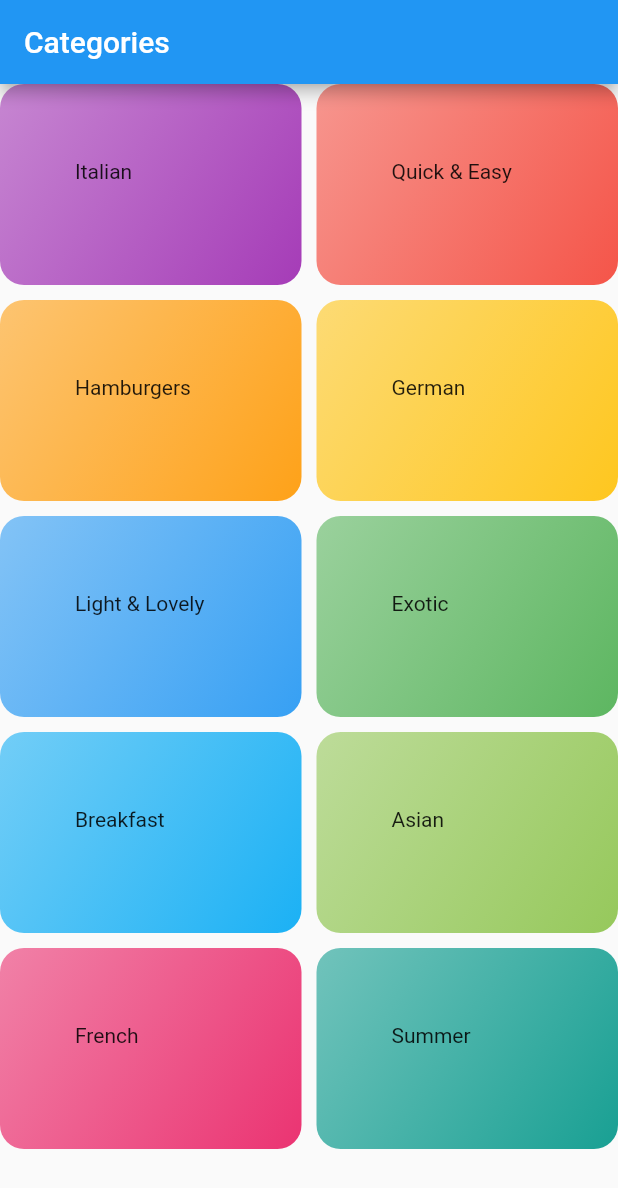
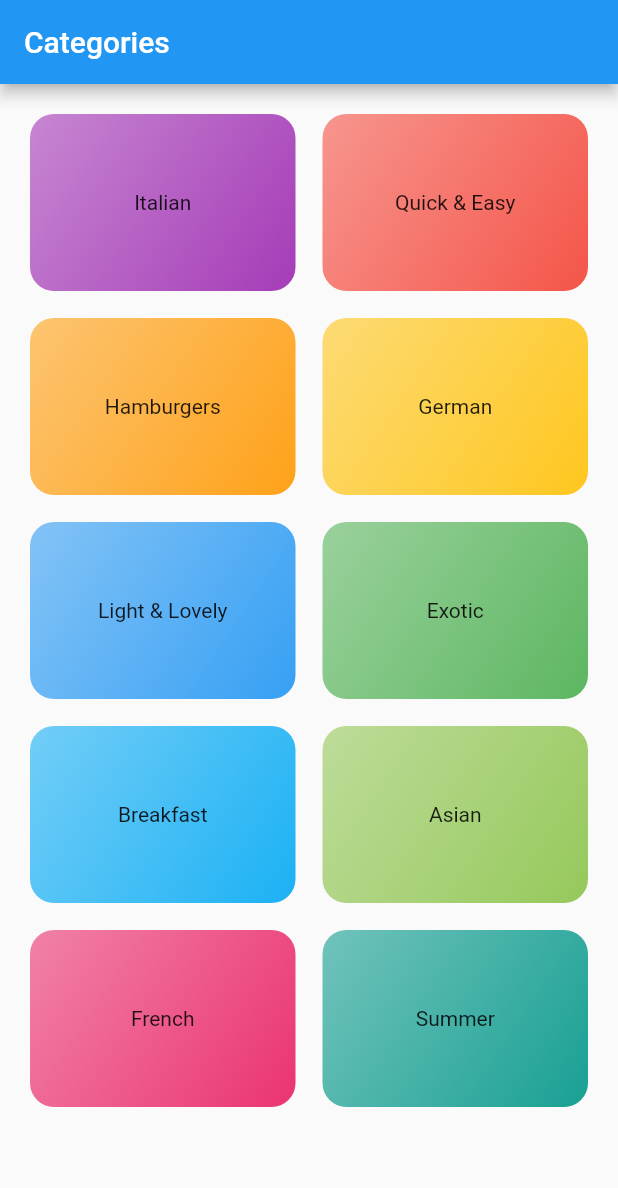
Before and after one commit to RattiRao/Flutter_Meals_App, a Flutter app: the screen it shows after launch, on a phone screen of 412 x 824 dp. Shown: the top 1188 px of the screen. Run offline on Flutter 3.47's test engine with Material 2 defaults, Android fonts, the phone set to English and light mode, and no system bars; our stand-ins replace transparent_image.

Commit message:
Meal item improvements

```diff
--- a/lib/screen/categories.dart
+++ b/lib/screen/categories.dart
@@ -23,11 +23,12 @@ class Categories extends StatelessWidget {
         title: Text('Categories'),
       ),
       body: GridView(
+        padding: EdgeInsets.all(20),
         gridDelegate: SliverGridDelegateWithFixedCrossAxisCount(
             crossAxisCount: 2,
             childAspectRatio: 1.5,
-            mainAxisSpacing: 10,
-            crossAxisSpacing: 10),
+            mainAxisSpacing: 18,
+            crossAxisSpacing: 18),
         children: DummyData.availableCategories
             .map((e) => CategoryGridItem(
                   categoryInfo: e,
--- a/lib/widget/category_item_grid.dart
+++ b/lib/widget/category_item_grid.dart
@@ -15,7 +15,8 @@ class CategoryGridItem extends StatelessWidget {
       splashColor: Colors.blue,
       borderRadius: BorderRadius.circular(16),
       child: Container(
-        padding: EdgeInsets.all(50),
+        alignment: Alignment.center,
+        padding: EdgeInsets.all(20),
         decoration: BoxDecoration(
           borderRadius: BorderRadius.circular(16),
           gradient: LinearGradient(
@@ -27,7 +28,7 @@ class CategoryGridItem extends StatelessWidget {
             end: Alignment.bottomRight,
           ),
         ),
-        child: Text(categoryInfo.title),
+        child: Text(categoryInfo.title, softWrap: true,),
       ),
     );
   }
```
Also changed, not shown: lib/widget/meal_item.dart (+26 -4 lines), lib/widget/meal_item_trait.dart (added, +19 -0 lines), 6 other files.
